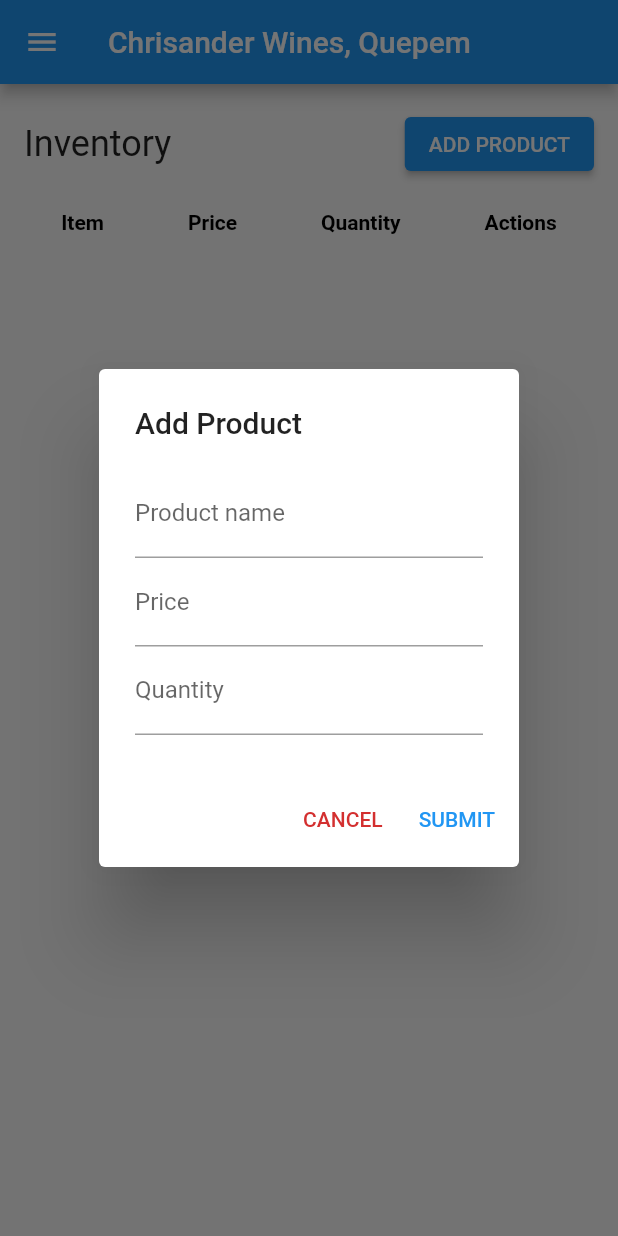
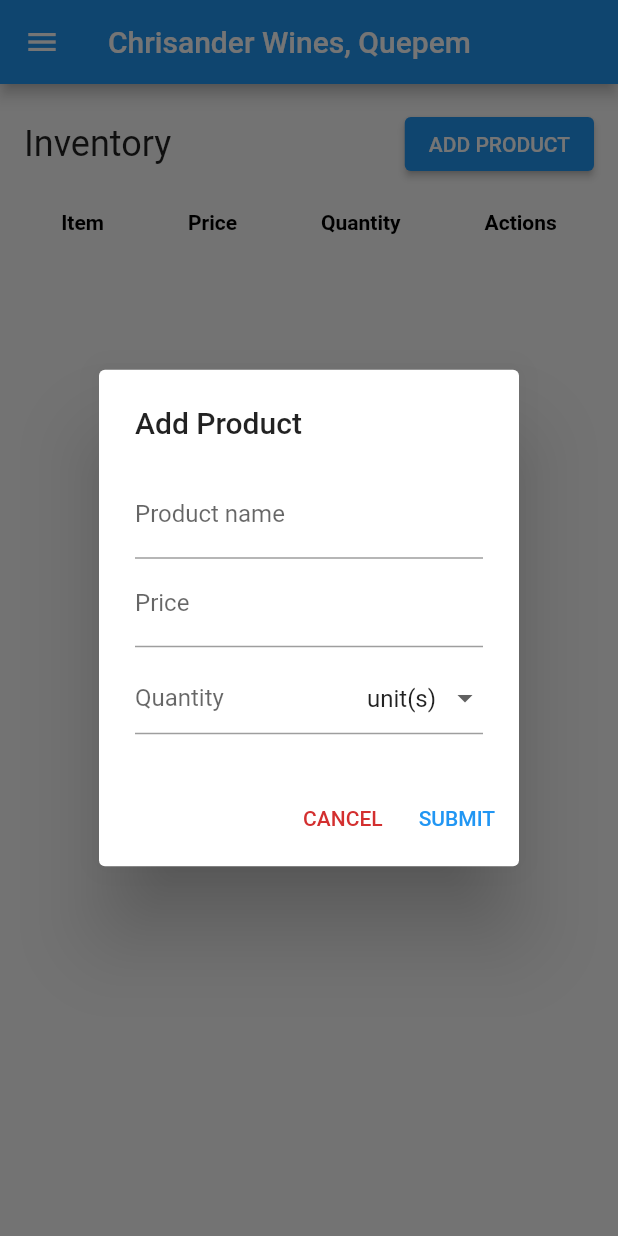
Before and after one commit to chrisd666/chrisander-bms, a Flutter app: the screen it shows after launch, after a tap on "ADD PRODUCT", on a phone screen of 412 x 824 dp. Run offline on Flutter 3.47's test engine with Material 2 defaults, Android fonts, the light colour scheme and no system bars; our stand-ins replace cloud_firestore, double_back_to_close_app, firebase_core, flutter_hooks; accounts and stored records are empty.

Commit message:
hooks implementation in inventory form

```diff
--- a/lib/main.dart
+++ b/lib/main.dart
@@ -1,3 +1,4 @@
+import 'package:bms/screens/inventory_log_screen.dart';
 import 'package:bms/screens/inventory_screen/inventory_screen.dart';
 import 'package:bms/screens/sales_screen/sale_screen.dart';
 import 'package:flutter/material.dart';
@@ -26,7 +27,8 @@ class MyApp extends StatelessWidget {
       ),
       routes: {
         '/': (context) => InventoryScreen(),
-        'sales': (context) => SaleScreen()
+        'sales': (context) => SaleScreen(),
+        'inventory-logs': (context) => InventoryLogScreen()
       },
     );
   }
--- a/lib/screens/inventory_screen/inventory_dialog_form.dart
+++ b/lib/screens/inventory_screen/inventory_dialog_form.dart
@@ -1,36 +1,23 @@
 import 'package:bms/models/product.dart';
 import 'package:flutter/material.dart';
+import 'package:flutter_hooks/flutter_hooks.dart';
 
-class InventoryDialogForm extends StatefulWidget {
-  final Product? product;
+enum UnitType { unit, dozen }
 
-  const InventoryDialogForm({Key? key, this.product}) : super(key: key);
-
-  @override
-  _InventoryDialogFormState createState() => _InventoryDialogFormState();
-}
-
-class _InventoryDialogFormState extends State<InventoryDialogForm> {
+class InventoryDialogForm extends HookWidget {
   final GlobalKey<FormState> _formKey = GlobalKey<FormState>();
   final TextEditingController _nameController = TextEditingController();
   final TextEditingController _quantityController = TextEditingController();
   final TextEditingController _priceController = TextEditingController();
+  final Product? product;
 
-  @override
-  void initState() {
-    super.initState();
+  InventoryDialogForm({Key? key, this.product}) : super(key: key);
 
-    _nameController.text = widget.product == null ? "" : widget.product!.name;
-    _quantityController.text =
-        widget.product == null ? "" : widget.product!.unitsInStock.toString();
-    _priceController.text =
-        widget.product == null ? "" : widget.product!.unitPrice.toString();
+  getUnitTypeString(UnitType unitType) {
+    return unitType.name == UnitType.unit.name ? 'unit(s)' : 'dozen';
   }
 
-  @override
-  void dispose() {
-    super.dispose();
-
+  void disposeControllers() {
     _nameController.dispose();
     _quantityController.dispose();
     _priceController.dispose();
@@ -38,16 +25,34 @@ class _InventoryDialogFormState extends State<InventoryDialogForm> {
 
   @override
   Widget build(BuildContext context) {
+    final selectedUnit = useState<UnitType>(UnitType.unit);
+
+    useEffect(() {
+      _nameController.text = product == null ? "" : product!.name;
+      _quantityController.text =
+          product == null ? "" : product!.unitsInStock.toString();
+      _priceController.text =
+          product == null ? "" : product!.unitPrice.toString();
+
+      return disposeControllers;
+    }, []);
+
     Future<void> addProduct() {
+      int unitsInStock = int.parse(_quantityController.text);
+
+      if (selectedUnit.value == UnitType.dozen) {
+        unitsInStock *= 12;
+      }
+
       return Product(
               name: _nameController.text,
-              unitsInStock: int.parse(_quantityController.text),
+              unitsInStock: unitsInStock,
               unitPrice: int.parse(_priceController.text))
           .add();
     }
 
     Future<void> updateProduct() {
-      return Product.update(widget.product!.id!, {
+      return Product.update(product!.id!, {
         "name": _nameController.text,
         "unitsInStock": int.parse(_quantityController.text),
         "unitPrice": int.parse(_priceController.text)
@@ -57,7 +62,7 @@ class _InventoryDialogFormState extends State<InventoryDialogForm> {
     return StatefulBuilder(builder: (context, setState) {
       return AlertDialog(
         title: Text(
-          "${widget.product == null ? "Add" : "Update"} Product",
+          "${product == null ? "Add" : "Update"} Product",
           style: Theme.of(context).textTheme.headline6,
         ),
         content: Form(
@@ -94,7 +99,14 @@ class _InventoryDialogFormState extends State<InventoryDialogForm> {
                     labelText: "Price",
                   ),
                 ),
-                TextFormField(
+                Container(
+                  margin: const EdgeInsets.only(top: 10),
+                  child: Row(
+                    textBaseline: TextBaseline.alphabetic,
+                    children: [
+                      Expanded(
+                        flex: 2,
+                        child: TextFormField(
                           controller: _quantityController,
                           keyboardType: TextInputType.number,
                           validator: (value) {
@@ -107,6 +119,31 @@ class _InventoryDialogFormState extends State<InventoryDialogForm> {
                           decoration: const InputDecoration(
                               border: UnderlineInputBorder(),
                               labelText: "Quantity",
+                              contentPadding: EdgeInsets.all(0)),
+                        ),
+                      ),
+                      Expanded(
+                        child: DropdownButtonFormField<String>(
+                            value: getUnitTypeString(selectedUnit.value),
+                            decoration: const InputDecoration(
+                                contentPadding: EdgeInsets.all(0)),
+                            items: const [
+                              DropdownMenuItem(
+                                value: 'unit(s)',
+                                child: Text('unit(s)'),
+                              ),
+                              DropdownMenuItem(
+                                value: 'dozen',
+                                child: Text('dozen'),
+                              )
+                            ],
+                            onChanged: (val) {
+                              selectedUnit.value = val! == 'unit(s)'
+                                  ? UnitType.unit
+                                  : UnitType.dozen;
+                            }),
+                      ),
+                    ],
                   ),
                 )
               ],
@@ -126,7 +163,7 @@ class _InventoryDialogFormState extends State<InventoryDialogForm> {
                   Navigator.of(context).pop();
                 }
 
-                if (widget.product == null) {
+                if (product == null) {
                   addProduct();
                 } else {
                   updateProduct();
--- a/lib/widgets/layout.dart
+++ b/lib/widgets/layout.dart
@@ -38,6 +38,13 @@ class Layout extends StatelessWidget {
               Navigator.pushNamed(context, 'sales');
             },
           ),
+          ListTile(
+            title: const Text('Inventory Logs'),
+            leading: const Icon(Icons.list_alt),
+            onTap: () {
+              Navigator.pushNamed(context, 'inventory-logs');
+            },
+          ),
         ]),
       ),
       body: DoubleBackToCloseApp(
--- a/pubspec.yaml
+++ b/pubspec.yaml
@@ -15,7 +15,7 @@ publish_to: "none" # Remove this line if you wish to publish to pub.dev
 # In iOS, build-name is used as CFBundleShortVersionString while build-number used as CFBundleVersion.
 # Read more about iOS versioning at
 # https://developer.apple.com/library/archive/documentation/General/Reference/InfoPlistKeyReference/Articles/CoreFoundationKeys.html
-version: 1.0.0+1
+version: 1.1.0
 
 environment:
   sdk: ">=2.15.1 <3.0.0"
@@ -33,8 +33,7 @@ dependencies:
   firebase_core: ^1.12.0
   flutter:
     sdk: flutter
-  hive: ^2.0.5
-  hive_flutter: ^1.1.0
+  flutter_hooks: ^0.18.2+1
   provider: ^6.0.2
   uuid: ^3.0.5
 
@@ -49,7 +48,6 @@ dev_dependencies:
   flutter_lints: ^1.0.0
   flutter_test:
     sdk: flutter
-  hive_generator: ^1.1.2
 
 # For information on the generic Dart part of this file, see the
 # following page: https://dart.dev/tools/pub/pubspec
```
Also changed, not shown: lib/screens/inventory_log_screen.dart (added, +22 -0 lines), pubspec.lock. Lines whose indentation alone changed are shown as unchanged.
